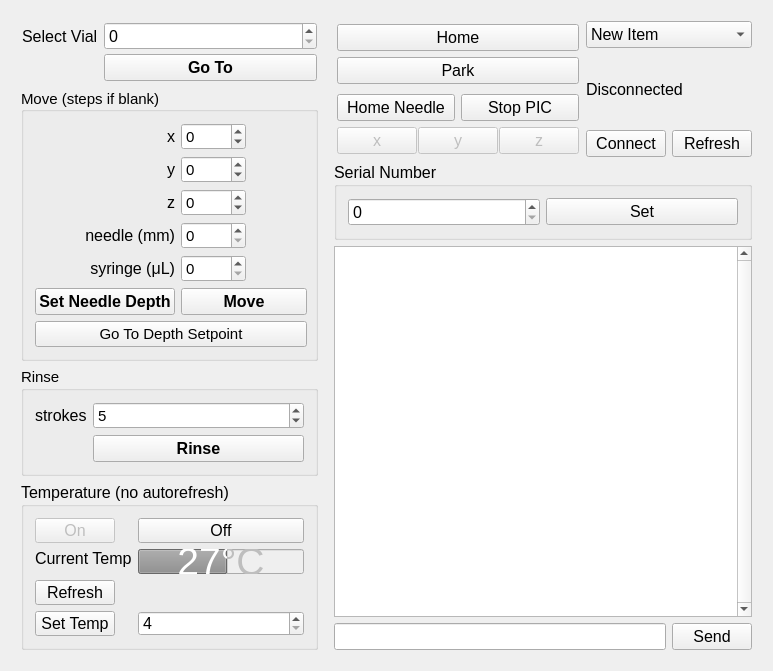
amoose136/GPIController, file src/gpicontroller.ui: the form before one commit.
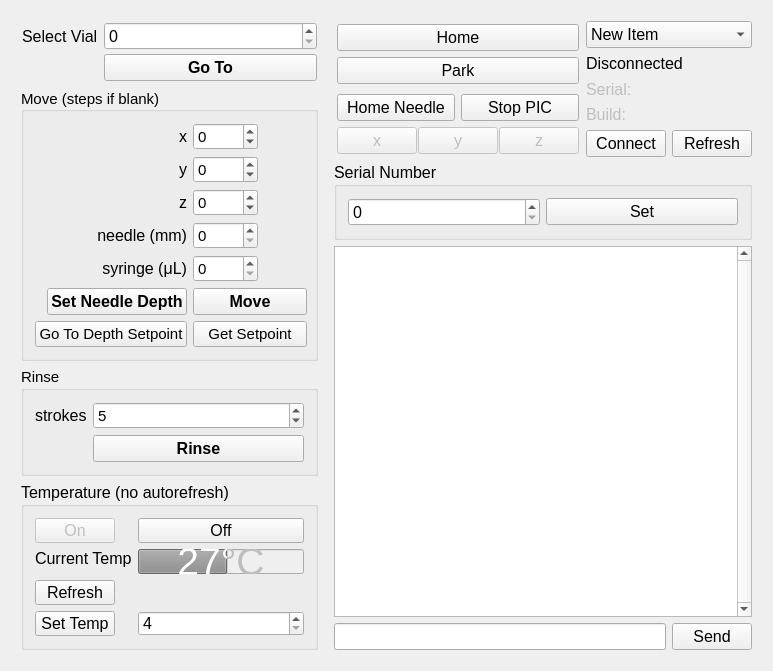
The form after the commit.

Commit message: Add connection states, polling for the needle setpoint value  v1.2

What changed in the file:
```diff
--- a/src/gpicontroller.ui
+++ b/src/gpicontroller.ui
@@ -451,13 +451,6 @@
              </property>
             </widget>
            </item>
-           <item row="6" column="0" colspan="2">
-            <widget class="QPushButton" name="buttonGoToDepthSetpoint">
-             <property name="text">
-              <string>Go To Depth Setpoint</string>
-             </property>
-            </widget>
-           </item>
            <item row="3" column="1">
             <widget class="QSpinBox" name="spinboxNeedle">
              <property name="sizePolicy">
@@ -480,6 +473,20 @@
              </property>
             </widget>
            </item>
+           <item row="6" column="0">
+            <widget class="QPushButton" name="buttonGoToDepthSetpoint">
+             <property name="text">
+              <string>Go To Depth Setpoint</string>
+             </property>
+            </widget>
+           </item>
+           <item row="6" column="1">
+            <widget class="QPushButton" name="buttonGetNeedleDepthSetPoint">
+             <property name="text">
+              <string>Get Setpoint</string>
+             </property>
+            </widget>
+           </item>
           </layout>
          </widget>
         </item>
@@ -904,6 +911,26 @@
               </property>
              </widget>
             </item>
+            <item>
+             <widget class="QLabel" name="labelSerial">
+              <property name="enabled">
+               <bool>false</bool>
+              </property>
+              <property name="text">
+               <string>Serial:</string>
+              </property>
+             </widget>
+            </item>
+            <item>
+             <widget class="QLabel" name="labelFirmware">
+              <property name="enabled">
+               <bool>false</bool>
+              </property>
+              <property name="text">
+               <string>Build:</string>
+              </property>
+             </widget>
+            </item>
             <item>
              <layout class="QHBoxLayout" name="layoutConnectionButtons">
               <item>
```
The commit also changes 2 other files.
